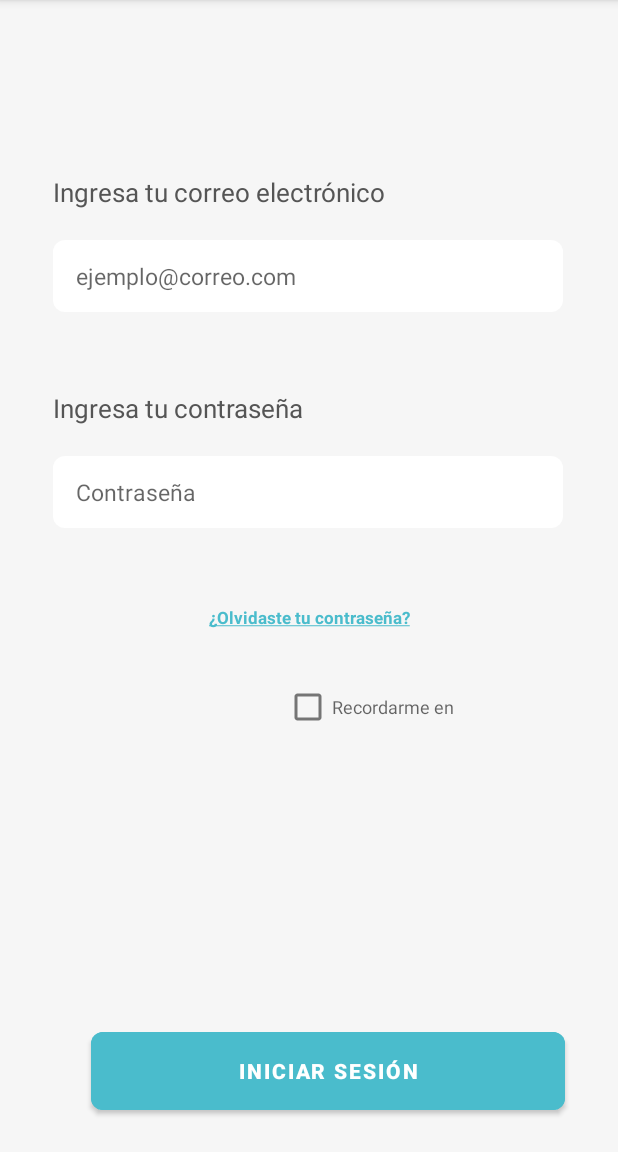
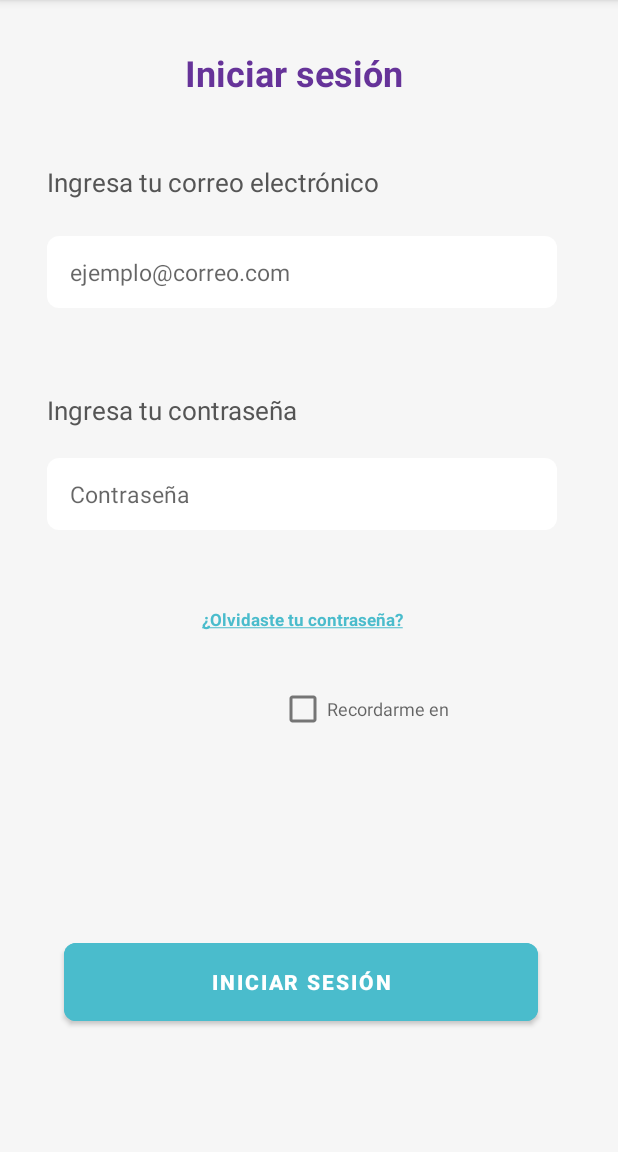
Before and after one commit to Jess-CR/OkayApp, an Android app: the LogIn screen opened directly, with no data from a screen before it, on a phone screen of 412 x 824 dp, the part 84-1236 px from its top. Run offline under Robolectric (Android 15) with nearby library versions, the phone set to English and light mode, and no system bars; our stand-ins replace Firebase (no records; nobody signed in at launch, a user with empty details on screens opened directly); Roboto replaces fonts that are not available here.

Commit message:
funcion del inicio de sesion

```diff
--- a/app/src/main/AndroidManifest.xml
+++ b/app/src/main/AndroidManifest.xml
@@ -2,7 +2,7 @@
 <manifest xmlns:android="http://schemas.android.com/apk/res/android"
     package="org.bedu.okayapp">
 
-    <uses-permission android:name="android.permission.CAMERA"></uses-permission>
+    <uses-permission android:name="android.permission.CAMERA" />
 
     <application
         android:allowBackup="true"
@@ -11,6 +11,9 @@
         android:roundIcon="@mipmap/ic_launcher_round"
         android:supportsRtl="true"
         android:theme="@style/Theme.OkayApp">
+        <activity
+            android:name=".forgotPasword"
+            android:exported="true" />
         <activity
             android:name=".Inicio.Profile"
             android:exported="true" />
--- a/app/src/main/java/org/bedu/okayapp/Inicio/LogIn.kt
+++ b/app/src/main/java/org/bedu/okayapp/Inicio/LogIn.kt
@@ -1,30 +1,110 @@
 package org.bedu.okayapp.Inicio
 
+import android.content.Context
 import android.content.Intent
+import android.content.SharedPreferences
 import androidx.appcompat.app.AppCompatActivity
 import android.os.Bundle
+import android.text.TextUtils
+import android.view.View
 import android.widget.Button
+import android.widget.CheckBox
+import android.widget.EditText
+import android.widget.Toast
+import com.google.firebase.auth.FirebaseAuth
 import org.bedu.okayapp.R
 import org.bedu.okayapp.Temas.categories
+import org.bedu.okayapp.databinding.ActivityMainBinding
+import org.bedu.okayapp.forgotPasword
 
 class LogIn : AppCompatActivity() {
+    private lateinit var binding:ActivityMainBinding
     private lateinit var log_in_btn_logIn:Button
+    private lateinit var log_in_editText_email:EditText
+    private lateinit var log_in_editText_password:EditText
+    private lateinit var log_in_chkBox_remember:CheckBox
+    private lateinit var auth: FirebaseAuth
+
     override fun onCreate(savedInstanceState: Bundle?) {
         super.onCreate(savedInstanceState)
+        binding = ActivityMainBinding.inflate(layoutInflater)
+        setContentView(binding.root)
+
         setContentView(R.layout.activity_log_in)
+        log_in_chkBox_remember=findViewById(R.id.log_in_chkBox_remember)
         log_in_btn_logIn =findViewById(R.id.log_in_btn_logIn)
+        log_in_editText_email = findViewById(R.id.log_in_editText_email)
+        log_in_editText_password = findViewById(R.id.log_in_editText_password)
 
-        activity_logIn()
+
+
+        auth= FirebaseAuth.getInstance()
+
         /*DEBUG ALOPEZ
         val intent = Intent(this, Progress::class.java)
         startActivity(intent)*/
     }
 
-    fun activity_logIn(){
-        log_in_btn_logIn.setOnClickListener {
-            val ventanacategorias: Intent = Intent(this, categories::class.java)
-            startActivity(ventanacategorias)
+    fun forgotPassword(view:View){
+        startActivity(Intent(this,forgotPasword::class.java))
+        finish()
+    }
+
+    fun loging(view:View){
+      //  val sp = getSharedPreferences("myprefs", Context.MODE_PRIVATE)
+       // checkLohin(sp)
+        loginUser(/*sp*/)
+    }
+
+    private fun loginUser(/*sp:SharedPreferences*/){
+        val user:String=log_in_editText_email.text.toString()
+        val contrasena:String=log_in_editText_password.text.toString()
+
+        if(!TextUtils.isEmpty(user) && !TextUtils.isEmpty(contrasena)){
+            val checkBox:String=log_in_chkBox_remember.isChecked.toString()
+           /* if(checkBox.isEmpty()){
+                with(sp.edit()){
+                    putString("activa","true")
+                    putString("remember","false")
+                    apply()
+                }
+            }else{
+                with(sp.edit()){
+                    putString("correo",user)
+                    putString("contrasena",contrasena)
+                    putString("activa","true")
+                    putString("remember","true")
+
+                    apply()
+                }
+            }*/
+            auth.signInWithEmailAndPassword(user,contrasena)
+                .addOnCompleteListener(this){
+                    task->
+                    if(task.isSuccessful){
+                        action()
+                    }else{
+                       Toast.makeText(this,"Error en la autenticación",Toast.LENGTH_LONG).show()
+                    }
+                }
+        }else{
+            Toast.makeText(this,"Llena todos los campos",Toast.LENGTH_LONG).show()
         }
     }
+    private fun action(){
+        startActivity(Intent(this,categories::class.java))
+    }
+    /*private fun checkLohin(sp:SharedPreferences){
+        if(sp.getString("active","")=="true"){
+            startActivity(Intent(this,forgotPasword::class.java))
+        }else{
+            if(sp.getString("remember","")=="true"){
+                val user=log_in_editText_email.setText(sp.getString("email",""))
+                val contra=log_in_editText_password.setText(sp.getString("password",""))
+            }
+           // val user: Set<Char> =log_in_editText_email.text.toString().toSet()
+            //val contrasena: Set<Char> =log_in_editText_password.text.toString().toSet()
 
+        }
+    }*/
 }
--- a/app/src/main/java/org/bedu/okayapp/Trivia/BaseQuestion.kt
+++ b/app/src/main/java/org/bedu/okayapp/Trivia/BaseQuestion.kt
@@ -19,10 +19,10 @@ class BaseQuestion : AppCompatActivity() {
         val view = binding.root
         setContentView(view)
 
-        val adapter =  TriviaAdapter()
-        val recycler = binding.recyclerView
+      val adapter =  TriviaAdapter()
+        /* val recycler = binding.recyclerView
         recycler.adapter =adapter
-        recycler.layoutManager = LinearLayoutManager(this)
+        recycler.layoutManager = LinearLayoutManager(this)*/
 
 
         mTriviaViewModel = ViewModelProvider(this).get(TriviaViewModel::class.java)
--- a/app/src/main/res/layout/activity_log_in.xml
+++ b/app/src/main/res/layout/activity_log_in.xml
@@ -6,25 +6,37 @@
     android:layout_height="match_parent"
     tools:context="org.bedu.okayapp.Inicio.LogIn"
     android:background="@color/lighter_gray">
+    <TextView
+        android:id="@+id/sign_up_txt_title"
+        android:layout_width="166dp"
+        android:layout_height="33dp"
+        android:layout_marginTop="32dp"
+        android:text="Iniciar sesión"
+        android:textColor="@color/purple"
+        android:textSize="24sp"
+        android:textStyle="bold"
+        app:layout_constraintEnd_toEndOf="parent"
+        app:layout_constraintStart_toStartOf="parent"
+        app:layout_constraintTop_toTopOf="parent" />
 
     <TextView
         android:id="@+id/log_in_txt_email"
         android:layout_width="wrap_content"
         android:layout_height="wrap_content"
-        android:layout_marginTop="116dp"
+        android:layout_marginTop="44dp"
         android:text="@string/log_in_email"
         android:textColor="@color/grey_letters"
         android:textSize="17dp"
         app:layout_constraintEnd_toEndOf="parent"
-        app:layout_constraintHorizontal_bias="0.187"
+        app:layout_constraintHorizontal_bias="0.166"
         app:layout_constraintStart_toStartOf="parent"
-        app:layout_constraintTop_toTopOf="parent" />
+        app:layout_constraintTop_toBottomOf="@+id/sign_up_txt_title" />
 
     <EditText
         android:id="@+id/log_in_editText_email"
         android:layout_width="340dp"
         android:layout_height="48dp"
-        android:layout_marginTop="20dp"
+        android:layout_marginTop="24dp"
         android:background="@drawable/roundstyle"
         android:backgroundTint="@color/white"
         android:ems="10"
@@ -42,10 +54,12 @@
         android:id="@+id/log_in_txt_password"
         android:layout_width="wrap_content"
         android:layout_height="wrap_content"
-        android:layout_marginTop="52dp"
+        android:layout_marginTop="56dp"
         android:text="@string/login_password"
         android:textColor="@color/grey_letters"
         android:textSize="17dp"
+        app:layout_constraintEnd_toEndOf="parent"
+        app:layout_constraintHorizontal_bias="0.0"
         app:layout_constraintStart_toStartOf="@+id/log_in_txt_email"
         app:layout_constraintTop_toBottomOf="@+id/log_in_editText_email" />
 
@@ -62,7 +76,7 @@
         android:paddingLeft="15dp"
         android:textColor="@color/grey_placeholders"
         android:textSize="15dp"
-        app:layout_constraintEnd_toEndOf="parent"
+        app:layout_constraintEnd_toEndOf="@+id/log_in_editText_email"
         app:layout_constraintHorizontal_bias="0.0"
         app:layout_constraintStart_toStartOf="@+id/log_in_editText_email"
         app:layout_constraintTop_toBottomOf="@+id/log_in_txt_password" />
@@ -76,8 +90,9 @@
         android:textColor="@color/yolo_blue"
         android:textSize="11dp"
         android:textStyle="bold"
-        app:layout_constraintEnd_toEndOf="parent"
-        app:layout_constraintStart_toStartOf="parent"
+        android:onClick="forgotPassword"
+        app:layout_constraintEnd_toEndOf="@+id/log_in_editText_password"
+        app:layout_constraintStart_toStartOf="@+id/log_in_editText_password"
         app:layout_constraintTop_toBottomOf="@+id/log_in_editText_password" />
 
     <CheckBox
@@ -88,26 +103,26 @@
         android:hint="@string/log_in_remember"
         android:textColor="@color/purple"
         android:textSize="12dp"
-        app:layout_constraintEnd_toEndOf="parent"
+        app:layout_constraintEnd_toEndOf="@+id/log_in_txt_forgot"
         app:layout_constraintHorizontal_bias="0.497"
-        app:layout_constraintStart_toStartOf="parent"
+        app:layout_constraintStart_toStartOf="@+id/log_in_txt_forgot"
         app:layout_constraintTop_toBottomOf="@+id/log_in_txt_forgot" />
 
     <com.google.android.material.button.MaterialButton
         android:id="@+id/log_in_btn_logIn"
         android:layout_width="316dp"
         android:layout_height="64dp"
-        android:layout_marginTop="92dp"
         android:backgroundTint="@color/blue_botton"
         android:hint="@string/log_in_button"
         android:text="@string/log_in_button"
+        android:onClick="loging"
         android:textColor="@color/white"
         android:textStyle="bold"
         app:cornerRadius="8dp"
         app:layout_constraintBottom_toBottomOf="parent"
-        app:layout_constraintEnd_toEndOf="parent"
-        app:layout_constraintHorizontal_bias="0.631"
-        app:layout_constraintStart_toStartOf="parent"
-        app:layout_constraintTop_toTopOf="parent"
-        app:layout_constraintVertical_bias="0.964" />
+        app:layout_constraintEnd_toEndOf="@+id/log_in_chkBox_remember"
+        app:layout_constraintHorizontal_bias="0.513"
+        app:layout_constraintStart_toStartOf="@+id/log_in_chkBox_remember"
+        app:layout_constraintTop_toBottomOf="@+id/log_in_chkBox_remember"
+        app:layout_constraintVertical_bias="0.609" />
 </androidx.constraintlayout.widget.ConstraintLayout>
--- a/build.gradle
+++ b/build.gradle
@@ -6,7 +6,8 @@ buildscript {
     }
     dependencies {
         classpath "com.android.tools.build:gradle:7.0.0"
-        classpath "org.jetbrains.kotlin:kotlin-gradle-plugin:1.5.20"
+        classpath 'org.jetbrains.kotlin:kotlin-gradle-plugin:1.5.30'
+        classpath 'com.google.gms:google-services:4.3.10'
 
         // NOTE: Do not place your application dependencies here; they belong
         // in the individual module build.gradle files
```
Also changed, not shown: app/build.gradle (+10 -0 lines), app/src/main/java/org/bedu/okayapp/Inicio/SignUp.kt (+99 -9 lines), app/src/main/java/org/bedu/okayapp/forgotPasword.kt (added, +38 -0 lines), app/src/main/res/layout/activity_menu.xml (+8 -9 lines), app/src/main/res/layout/activity_profile.xml (+4 -5 lines), app/src/main/res/layout/activity_sign_up.xml (+39 -42 lines).
